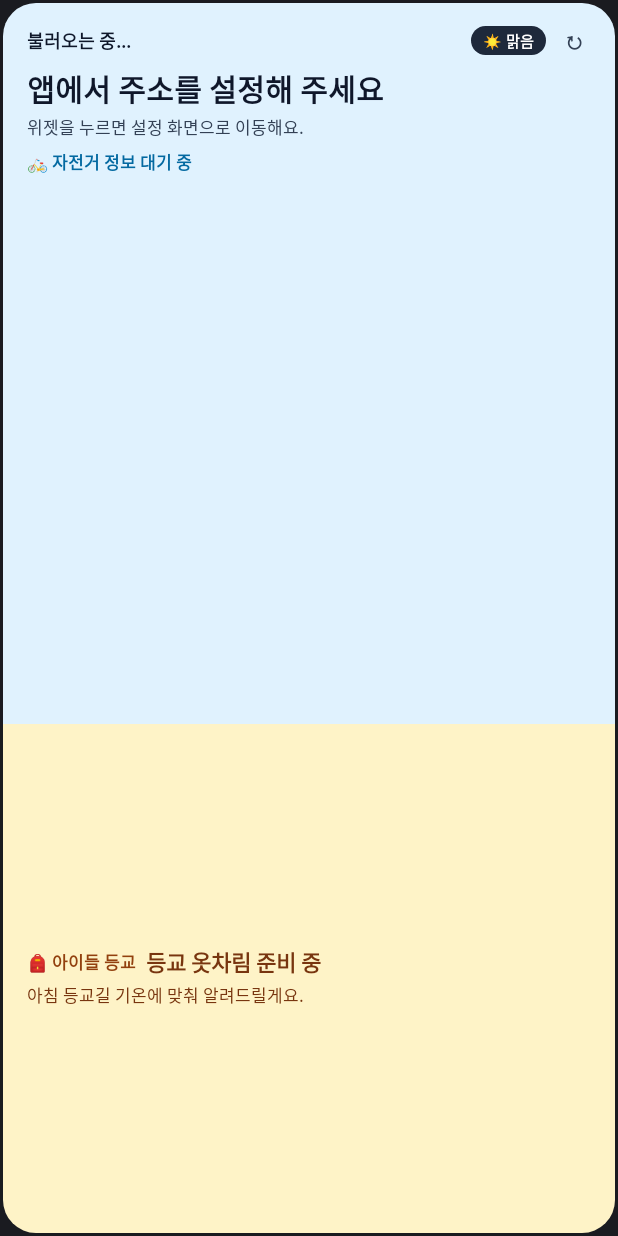
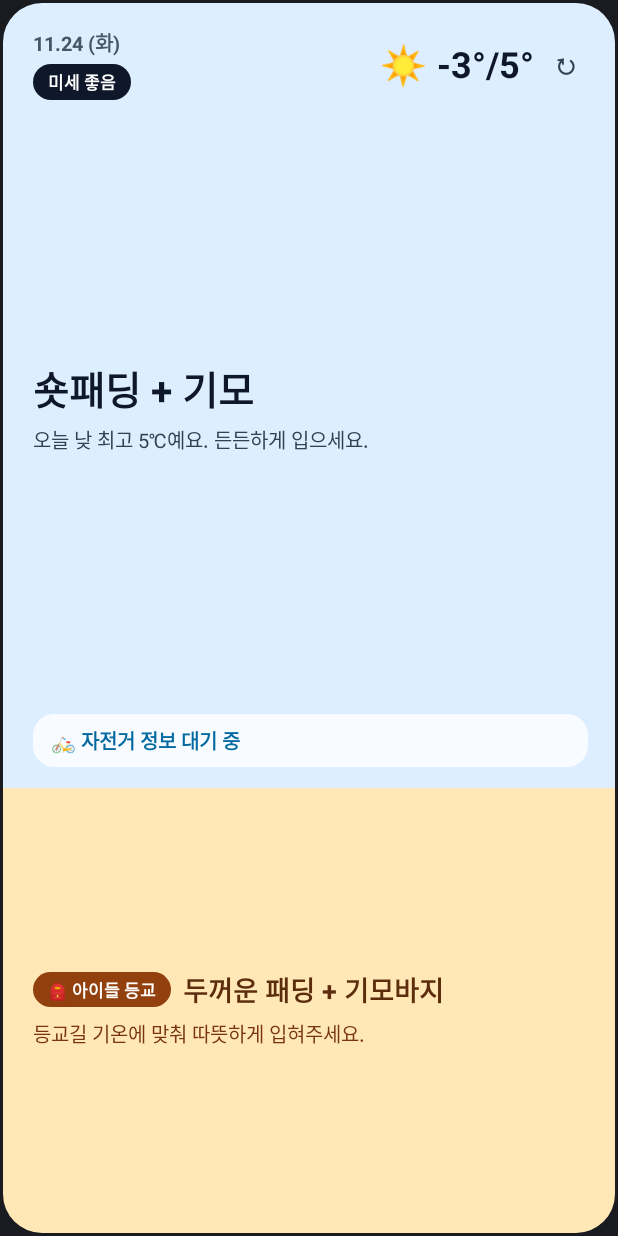
Before and after one commit to yanggun1219/Outfit, an Android app: the layout widget_outfit.xml on its own in the app's theme, with its tools: preview values and no code run, on a phone screen of 412 x 824 dp. Run offline under Robolectric (Android 15) with nearby library versions, the phone set to English and light mode, and no system bars.

Commit message:
Add files via upload

```diff
--- a/app/src/main/java/com/outfit/widget/OutfitWidgetProvider.kt
+++ b/app/src/main/java/com/outfit/widget/OutfitWidgetProvider.kt
@@ -64,7 +64,6 @@ class OutfitWidgetProvider : AppWidgetProvider() {
 
         val views = RemoteViews(context.packageName, R.layout.widget_outfit)
 
-        // 새로고침 버튼 연결
         val refreshIntent = Intent(context, OutfitWidgetProvider::class.java).apply { action = ACTION_REFRESH }
         val refreshPending = PendingIntent.getBroadcast(
             context, 0, refreshIntent,
@@ -72,7 +71,6 @@ class OutfitWidgetProvider : AppWidgetProvider() {
         )
         views.setOnClickPendingIntent(R.id.btnRefresh, refreshPending)
 
-        // 위젯 본문 탭 시: 주소가 있으면 규칙 설정 웹 열기, 없으면 앱 설정 열기
         val openIntent = if (workerUrl.startsWith("http")) {
             Intent(Intent.ACTION_VIEW, Uri.parse(workerUrl))
         } else {
@@ -85,8 +83,9 @@ class OutfitWidgetProvider : AppWidgetProvider() {
         views.setOnClickPendingIntent(R.id.widgetRoot, openPending)
 
         if (!workerUrl.startsWith("http")) {
-            views.setTextViewText(R.id.tvHeader, "초기 설정 필요")
-            views.setTextViewText(R.id.tvDailyOutfit, "Worker 주소를 입력해 주세요")
+            views.setTextViewText(R.id.tvDate, "초기 설정 필요")
+            views.setTextViewText(R.id.tvTempBig, "--°")
+            views.setTextViewText(R.id.tvDailyOutfit, "주소를 입력해 주세요")
             views.setTextViewText(R.id.tvDailyMsg, "여기를 탭하면 설정 화면으로 이동합니다.")
             ids.forEach { manager.updateAppWidget(it, views) }
             return
@@ -115,7 +114,7 @@ class OutfitWidgetProvider : AppWidgetProvider() {
             val kidsOutfit = json.optString("kidsOutfit", "")
             val kidsMsg = json.optString("kidsMsg", "")
 
-            // 날씨별 컬러 블록 스플릿 테마 자동 선택
+            // 날씨별 감성 플랫 컬러 블록 테마
             val isDustBad = dustGrade.contains("나쁨")
             val topBgHex: String
             val bottomBgHex: String
@@ -124,26 +123,26 @@ class OutfitWidgetProvider : AppWidgetProvider() {
 
             when {
                 hasRain -> {
-                    topBgHex = "#DBEAFE"     // 비 오는 날: 차분한 블루
-                    bottomBgHex = "#FFEDD5"  // 아이들 블록: 따뜻한 피치
+                    topBgHex = "#CFE4FF"     // 비 오는 날: 부드러운 레인 블루
+                    bottomBgHex = "#FFE4C4"  // 아이들 블록: 따뜻한 아프리콧
                     pillBgHex = "#0369A1"
                     weatherIcon = "☔"
                 }
                 isDustBad -> {
-                    topBgHex = "#F5F5F4"     // 미세먼지 나쁨: 웜 스톤
-                    bottomBgHex = "#FEF08A"  // 아이들 블록: 선명한 옐로우
+                    topBgHex = "#EFECE6"     // 미세먼지 나쁨: 웜 샌드
+                    bottomBgHex = "#FDE68A"  // 아이들 블록: 웜 옐로우
                     pillBgHex = "#B91C1C"
                     weatherIcon = "😷"
                 }
                 maxTemp <= 5 -> {
-                    topBgHex = "#E2E8F0"     // 한파: 쿨 슬레이트
-                    bottomBgHex = "#FFEDD5"  // 아이들 블록: 포근한 피치
-                    pillBgHex = "#1E293B"
+                    topBgHex = "#DCEEFF"     // 한파: 산뜻한 아이스 블루
+                    bottomBgHex = "#FFE8B6"  // 아이들 블록: 포근한 버터 피치
+                    pillBgHex = "#1E3A8A"
                     weatherIcon = "❄️"
                 }
                 else -> {
-                    topBgHex = "#E0F2FE"     // 맑은 날: 산뜻한 스카이
-                    bottomBgHex = "#FEF3C7"  // 아이들 블록: 버터 옐로우
+                    topBgHex = "#D6F4FF"     // 맑은 날: 경쾌한 스카이 블루
+                    bottomBgHex = "#FEF08A"  // 아이들 블록: 화사한 레몬 옐로우
                     pillBgHex = "#0284C7"
                     weatherIcon = "☀️"
                 }
@@ -153,7 +152,10 @@ class OutfitWidgetProvider : AppWidgetProvider() {
             views.setColorStateList(R.id.bottomContainer, "setBackgroundTintList", ColorStateList.valueOf(Color.parseColor(bottomBgHex)))
             views.setColorStateList(R.id.tvBadge, "setBackgroundTintList", ColorStateList.valueOf(Color.parseColor(pillBgHex)))
 
-            views.setTextViewText(R.id.tvHeader, "$weatherIcon $dateLabel · ${minTemp}° / ${maxTemp}°")
+            views.setTextViewText(R.id.tvDate, dateLabel)
+            views.setTextViewText(R.id.tvWeatherIcon, weatherIcon)
+            views.setTextViewText(R.id.tvTempBig, "${minTemp}°/${maxTemp}°")
+
             val badgeText = if (hasRain) umbrellaBadge else "미세 $dustGrade"
             views.setTextViewText(R.id.tvBadge, badgeText)
 
@@ -170,8 +172,8 @@ class OutfitWidgetProvider : AppWidgetProvider() {
             views.setTextViewText(R.id.tvKidsOutfit, kidsOutfit)
             views.setTextViewText(R.id.tvKidsMsg, kidsMsg)
         } catch (e: Exception) {
-            views.setTextViewText(R.id.tvHeader, "업데이트 실패 (↻ 눌러 재시도)")
-            views.setTextViewText(R.id.tvDailyMsg, "네트워크 또는 Worker 주소를 확인해 주세요.")
+            views.setTextViewText(R.id.tvDate, "업데이트 실패")
+            views.setTextViewText(R.id.tvDailyMsg, "↻ 버튼을 눌러 다시 시도해 주세요.")
         }
 
         ids.forEach { manager.updateAppWidget(it, views) }
--- /dev/null
+++ b/app/src/main/res/drawable/bg_bike_card.xml
@@ -0,0 +1,5 @@
+<?xml version="1.0" encoding="utf-8"?>
+<shape xmlns:android="http://schemas.android.com/apk/res/android">
+    <solid android:color="#CCFFFFFF" />
+    <corners android:radius="14dp" />
+</shape>
--- a/app/src/main/res/drawable/bg_bottom_block.xml
+++ b/app/src/main/res/drawable/bg_bottom_block.xml
@@ -1,9 +1,9 @@
 <?xml version="1.0" encoding="utf-8"?>
 <shape xmlns:android="http://schemas.android.com/apk/res/android">
-    <solid android:color="#FEF3C7" />
+    <solid android:color="#FFE8B6" />
     <corners
         android:topLeftRadius="0dp"
         android:topRightRadius="0dp"
-        android:bottomLeftRadius="22dp"
-        android:bottomRightRadius="22dp" />
+        android:bottomLeftRadius="26dp"
+        android:bottomRightRadius="26dp" />
 </shape>
--- /dev/null
+++ b/app/src/main/res/drawable/bg_kids_pill.xml
@@ -0,0 +1,5 @@
+<?xml version="1.0" encoding="utf-8"?>
+<shape xmlns:android="http://schemas.android.com/apk/res/android">
+    <solid android:color="#92400E" />
+    <corners android:radius="99dp" />
+</shape>
--- a/app/src/main/res/drawable/bg_pill.xml
+++ b/app/src/main/res/drawable/bg_pill.xml
@@ -1,5 +1,5 @@
 <?xml version="1.0" encoding="utf-8"?>
 <shape xmlns:android="http://schemas.android.com/apk/res/android">
-    <solid android:color="#1E293B" />
+    <solid android:color="#0F172A" />
     <corners android:radius="99dp" />
 </shape>
--- a/app/src/main/res/drawable/bg_top_block.xml
+++ b/app/src/main/res/drawable/bg_top_block.xml
@@ -1,9 +1,9 @@
 <?xml version="1.0" encoding="utf-8"?>
 <shape xmlns:android="http://schemas.android.com/apk/res/android">
-    <solid android:color="#E0F2FE" />
+    <solid android:color="#DCEEFF" />
     <corners
-        android:topLeftRadius="22dp"
-        android:topRightRadius="22dp"
+        android:topLeftRadius="26dp"
+        android:topRightRadius="26dp"
         android:bottomLeftRadius="0dp"
         android:bottomRightRadius="0dp" />
 </shape>
--- a/app/src/main/res/layout/widget_outfit.xml
+++ b/app/src/main/res/layout/widget_outfit.xml
@@ -6,75 +6,113 @@
     android:orientation="vertical"
     android:padding="2dp">
 
-    <!-- 상단 블록: 본인 옷차림 · 자전거 · 날씨 (날씨별 컬러 자동 변화) -->
+    <!-- 상단 블록: 본인 옷차림 · 날씨 · 자전거 -->
     <LinearLayout
         android:id="@+id/topContainer"
         android:layout_width="match_parent"
         android:layout_height="0dp"
-        android:layout_weight="1.35"
+        android:layout_weight="1.5"
         android:background="@drawable/bg_top_block"
         android:orientation="vertical"
-        android:paddingStart="16dp"
-        android:paddingEnd="14dp"
-        android:paddingTop="12dp"
-        android:paddingBottom="10dp">
+        android:paddingStart="20dp"
+        android:paddingEnd="18dp"
+        android:paddingTop="16dp"
+        android:paddingBottom="14dp">
 
-        <!-- 헤더: 날짜·기온 + 우산/미세먼지 배지 + 새로고침 -->
+        <!-- 1행: 날짜/배지 (좌) + 큰 기온/새로고침 (우) -->
         <LinearLayout
             android:layout_width="match_parent"
             android:layout_height="wrap_content"
             android:gravity="center_vertical"
             android:orientation="horizontal">
 
-            <TextView
-                android:id="@+id/tvHeader"
+            <LinearLayout
                 android:layout_width="0dp"
                 android:layout_height="wrap_content"
                 android:layout_weight="1"
-                android:ellipsize="end"
-                android:maxLines="1"
-                android:text="불러오는 중..."
-                android:textColor="#0F172A"
-                android:textSize="12sp"
+                android:orientation="vertical">
+
+                <TextView
+                    android:id="@+id/tvDate"
+                    android:layout_width="wrap_content"
+                    android:layout_height="wrap_content"
+                    android:text="11.24 (화)"
+                    android:textColor="#475569"
+                    android:textSize="13sp"
                     android:textStyle="bold" />
+
+                <LinearLayout
+                    android:layout_width="wrap_content"
+                    android:layout_height="wrap_content"
+                    android:layout_marginTop="4dp"
+                    android:gravity="center_vertical"
+                    android:orientation="horizontal">
 
                     <TextView
                         android:id="@+id/tvBadge"
                         android:layout_width="wrap_content"
                         android:layout_height="wrap_content"
+                        android:background="@drawable/bg_pill"
+                        android:paddingStart="10dp"
+                        android:paddingEnd="10dp"
+                        android:paddingTop="3dp"
+                        android:paddingBottom="3dp"
+                        android:text="미세 좋음"
+                        android:textColor="#FFFFFF"
+                        android:textSize="11sp"
+                        android:textStyle="bold" />
+                </LinearLayout>
+            </LinearLayout>
+
+            <TextView
+                android:id="@+id/tvWeatherIcon"
+                android:layout_width="wrap_content"
+                android:layout_height="wrap_content"
                 android:layout_marginEnd="6dp"
-                android:background="@drawable/bg_pill"
-                android:paddingStart="8dp"
-                android:paddingEnd="8dp"
-                android:paddingTop="2dp"
-                android:paddingBottom="2dp"
-                android:text="☀️ 맑음"
-                android:textColor="#FFFFFF"
-                android:textSize="10sp"
+                android:text="☀️"
+                android:textSize="26sp" />
+
+            <TextView
+                android:id="@+id/tvTempBig"
+                android:layout_width="wrap_content"
+                android:layout_height="wrap_content"
+                android:text="-3°/5°"
+                android:textColor="#0F172A"
+                android:textSize="24sp"
                 android:textStyle="bold" />
 
             <TextView
                 android:id="@+id/btnRefresh"
-                android:layout_width="26dp"
-                android:layout_height="26dp"
+                android:layout_width="30dp"
+                android:layout_height="30dp"
+                android:layout_marginStart="6dp"
                 android:gravity="center"
                 android:text="↻"
                 android:textColor="#334155"
-                android:textSize="16sp"
+                android:textSize="19sp"
                 android:textStyle="bold" />
         </LinearLayout>
 
-        <!-- 강조: 오늘 본인 옷차림 (큰 텍스트) -->
+        <!-- 중앙 여백 자동 분배 -->
+        <LinearLayout
+            android:layout_width="match_parent"
+            android:layout_height="0dp"
+            android:layout_weight="1"
+            android:gravity="center_vertical"
+            android:orientation="vertical"
+            android:paddingTop="6dp"
+            android:paddingBottom="6dp">
+
+            <!-- 강조: 오늘 본인 옷차림 (큰 고딕) -->
             <TextView
                 android:id="@+id/tvDailyOutfit"
                 android:layout_width="match_parent"
                 android:layout_height="wrap_content"
-            android:layout_marginTop="4dp"
                 android:ellipsize="end"
                 android:maxLines="1"
-            android:text="앱에서 주소를 설정해 주세요"
+                android:text="숏패딩 + 기모"
                 android:textColor="#0F172A"
-            android:textSize="20sp"
+                android:textSize="26sp"
                 android:textStyle="bold" />
 
             <!-- 친절한 평상시 문구 -->
@@ -82,40 +120,53 @@
                 android:id="@+id/tvDailyMsg"
                 android:layout_width="match_parent"
                 android:layout_height="wrap_content"
-            android:layout_marginTop="2dp"
+                android:layout_marginTop="4dp"
                 android:ellipsize="end"
                 android:maxLines="2"
-            android:text="위젯을 누르면 설정 화면으로 이동해요."
+                android:text="오늘 낮 최고 5℃예요. 든든하게 입으세요."
                 android:textColor="#334155"
-            android:textSize="11.5sp" />
+                android:textSize="13.5sp" />
+        </LinearLayout>
 
-        <!-- 자전거 한 줄 브리핑 -->
+        <!-- 자전거 상태 카드 (반투명 화이트 필) -->
+        <LinearLayout
+            android:id="@+id/bikeCard"
+            android:layout_width="match_parent"
+            android:layout_height="wrap_content"
+            android:background="@drawable/bg_bike_card"
+            android:gravity="center_vertical"
+            android:orientation="horizontal"
+            android:paddingStart="12dp"
+            android:paddingEnd="12dp"
+            android:paddingTop="8dp"
+            android:paddingBottom="8dp">
+
             <TextView
                 android:id="@+id/tvBikeLine"
                 android:layout_width="match_parent"
                 android:layout_height="wrap_content"
-            android:layout_marginTop="6dp"
                 android:ellipsize="end"
                 android:maxLines="2"
                 android:text="🚲 자전거 정보 대기 중"
                 android:textColor="#0369A1"
-            android:textSize="11.5sp"
+                android:textSize="13sp"
                 android:textStyle="bold" />
         </LinearLayout>
+    </LinearLayout>
 
-    <!-- 하단 블록: 아이들 등교 전용 (확실한 컬러 분리) -->
+    <!-- 하단 블록: 아이들 등교 전용 (따뜻한 컬러 블록 분리) -->
     <LinearLayout
         android:id="@+id/bottomContainer"
         android:layout_width="match_parent"
         android:layout_height="0dp"
-        android:layout_weight="0.95"
+        android:layout_weight="0.85"
         android:background="@drawable/bg_bottom_block"
         android:gravity="center_vertical"
         android:orientation="vertical"
-        android:paddingStart="16dp"
-        android:paddingEnd="16dp"
-        android:paddingTop="8dp"
-        android:paddingBottom="10dp">
+        android:paddingStart="20dp"
+        android:paddingEnd="20dp"
+        android:paddingTop="10dp"
+        android:paddingBottom="12dp">
 
         <LinearLayout
             android:layout_width="match_parent"
@@ -127,9 +178,14 @@
                 android:id="@+id/tvKidsLabel"
                 android:layout_width="wrap_content"
                 android:layout_height="wrap_content"
-                android:layout_marginEnd="6dp"
+                android:layout_marginEnd="8dp"
+                android:background="@drawable/bg_kids_pill"
+                android:paddingStart="9dp"
+                android:paddingEnd="9dp"
+                android:paddingTop="3dp"
+                android:paddingBottom="3dp"
                 android:text="🎒 아이들 등교"
-                android:textColor="#92400E"
+                android:textColor="#FFFFFF"
                 android:textSize="11sp"
                 android:textStyle="bold" />
 
@@ -140,9 +196,9 @@
                 android:layout_weight="1"
                 android:ellipsize="end"
                 android:maxLines="1"
-                android:text="등교 옷차림 준비 중"
-                android:textColor="#78350F"
-                android:textSize="14.5sp"
+                android:text="두꺼운 패딩 + 기모바지"
+                android:textColor="#5C2D0C"
+                android:textSize="18sp"
                 android:textStyle="bold" />
         </LinearLayout>
 
@@ -150,11 +206,11 @@
             android:id="@+id/tvKidsMsg"
             android:layout_width="match_parent"
             android:layout_height="wrap_content"
-            android:layout_marginTop="2dp"
+            android:layout_marginTop="5dp"
             android:ellipsize="end"
             android:maxLines="2"
-            android:text="아침 등교길 기온에 맞춰 알려드릴게요."
+            android:text="등교길 기온에 맞춰 따뜻하게 입혀주세요."
             android:textColor="#78350F"
-            android:textSize="11.5sp" />
+            android:textSize="13.5sp" />
     </LinearLayout>
 </LinearLayout>
```
Lines whose indentation alone changed are shown as unchanged.
